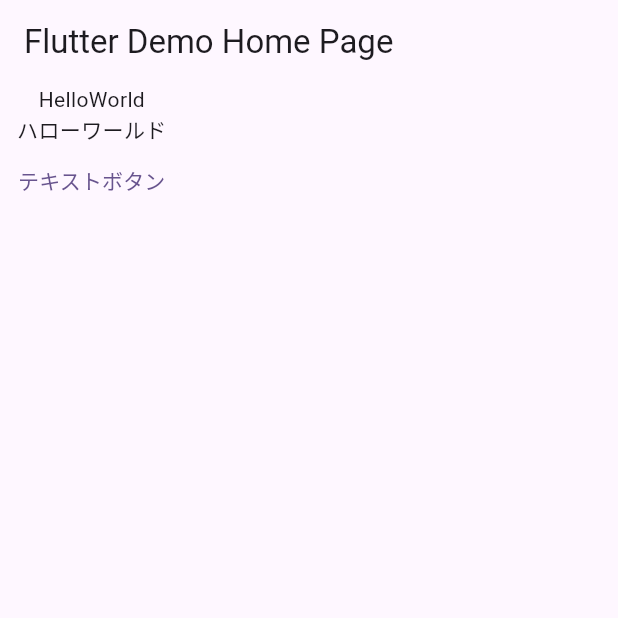
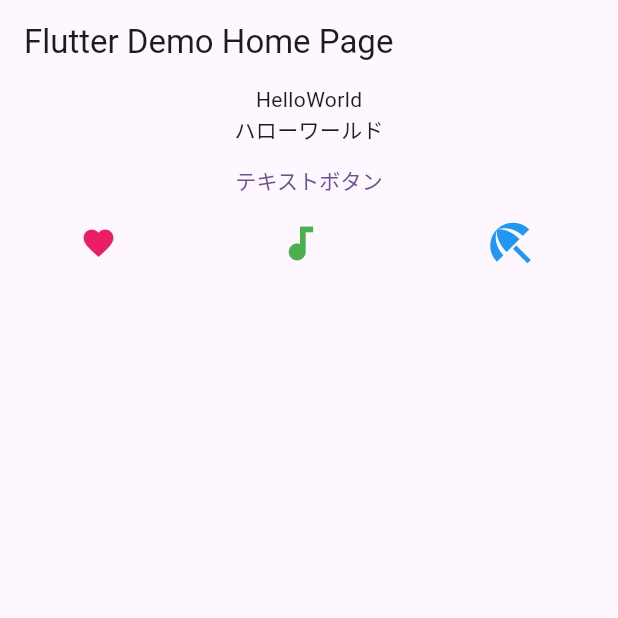
Before and after one commit to hareya0622/flutter-development-getting-started, a Flutter app: the screen it shows after launch, on a phone screen of 412 x 824 dp, the top half of it. Run offline on Flutter 3.47's test engine with Material 3 defaults, Android fonts, the phone set to English and light mode, and no system bars.

Commit message:
リスト 2.4

```diff
--- a/lib/main.dart
+++ b/lib/main.dart
@@ -45,7 +45,19 @@ class _MyHomePageState extends State<MyHomePage> {
             const Text("ハローワールド"),
             TextButton(
                 onPressed: () => {print("ボタンが押されたよ")},
-                child: const Text("テキストボタン"))
+                child: const Text("テキストボタン")),
+            Row(
+              mainAxisAlignment: MainAxisAlignment.spaceAround,
+              children: const [
+                Icon(
+                  Icons.favorite,
+                  color: Colors.pink,
+                  size: 24.0,
+                ),
+                Icon(Icons.audiotrack, color: Colors.green, size: 30.0),
+                Icon(Icons.beach_access, color: Colors.blue, size: 36.0)
+              ],
+            )
           ],
         ));
   }
```
